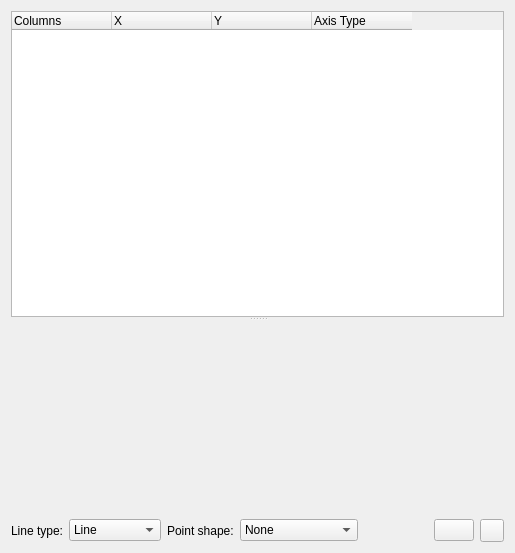
The window that src/PlotDock.ui (sqlitebrowser/sqlitebrowser) describes before a commit, drawn with Qt 5.
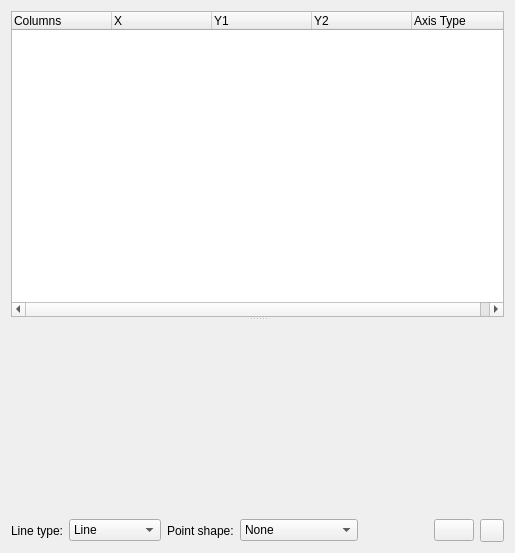
The same window after the commit. Icons and pictures are not drawn. Custom widgets are drawn as their Qt base class.

```diff
--- a/src/PlotDock.ui
+++ b/src/PlotDock.ui
@@ -33,7 +33,7 @@
        <bool>true</bool>
       </property>
       <property name="columnCount">
-       <number>4</number>
+       <number>5</number>
       </property>
       <attribute name="headerDefaultSectionSize">
        <number>100</number>
@@ -53,7 +53,12 @@
       </column>
       <column>
        <property name="text">
-        <string>Y</string>
+        <string>Y1</string>
+       </property>
+      </column>
+      <column>
+       <property name="text">
+        <string>Y2</string>
        </property>
       </column>
       <column>
```
